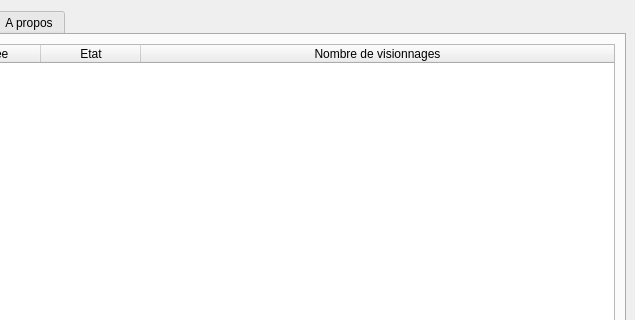
The window that ressources/MainWindow.ui (seigneurfuo/MyAnimeManager2) describes before a commit, drawn with Qt 5; both pictures show x 480 to 1115 and y 0 to 320 of the 1115 by 783 pixel window.
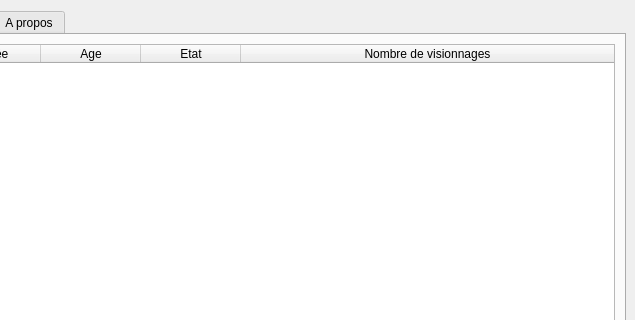
The same window after the commit. The open tabs and pages were chosen to show the change. Icons and pictures are not drawn.

Commit message: Ajout d'un champ "age" afin de calculer l'age d'une saison en fonction de la date actuelle.

What changed in the file:
```diff
--- a/ressources/MainWindow.ui
+++ b/ressources/MainWindow.ui
@@ -1572,6 +1572,11 @@
             <string>Année</string>
            </property>
           </column>
+          <column>
+           <property name="text">
+            <string>Age</string>
+           </property>
+          </column>
           <column>
            <property name="text">
             <string>Etat</string>
```
Left out of the diff: 22 changed lines with no effect on the pictures. The commit also changes 2 other files.
